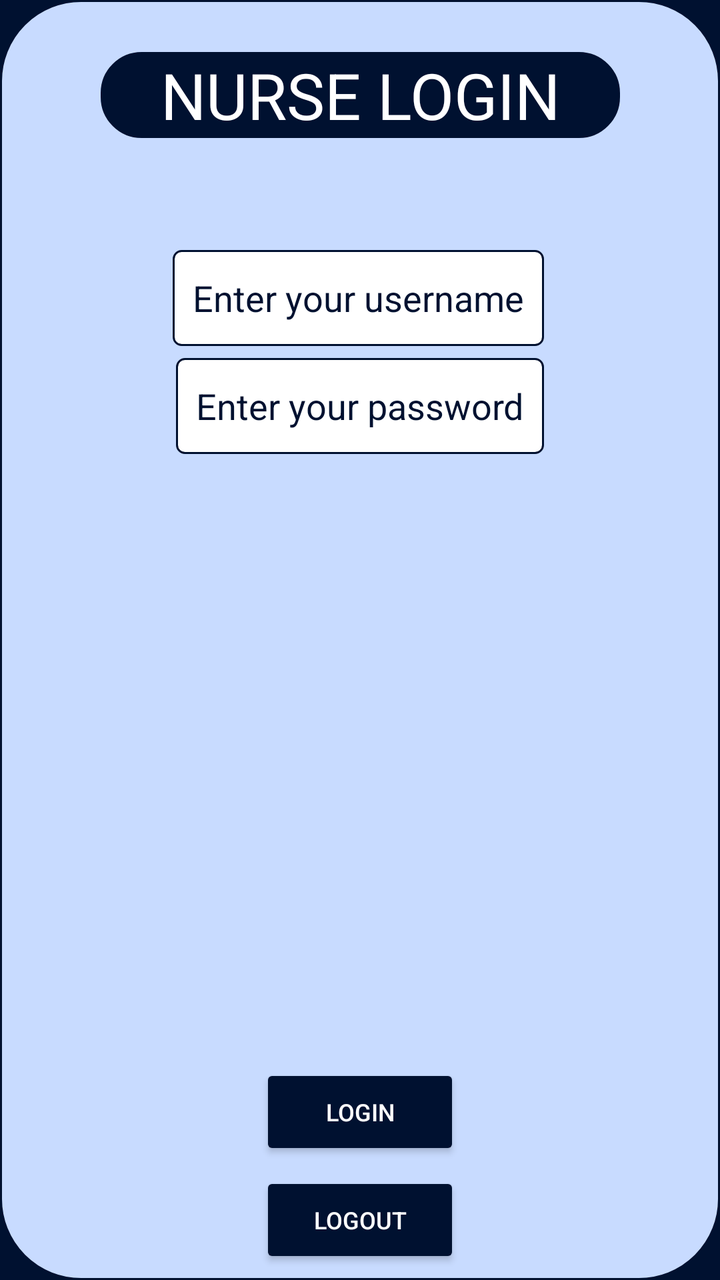
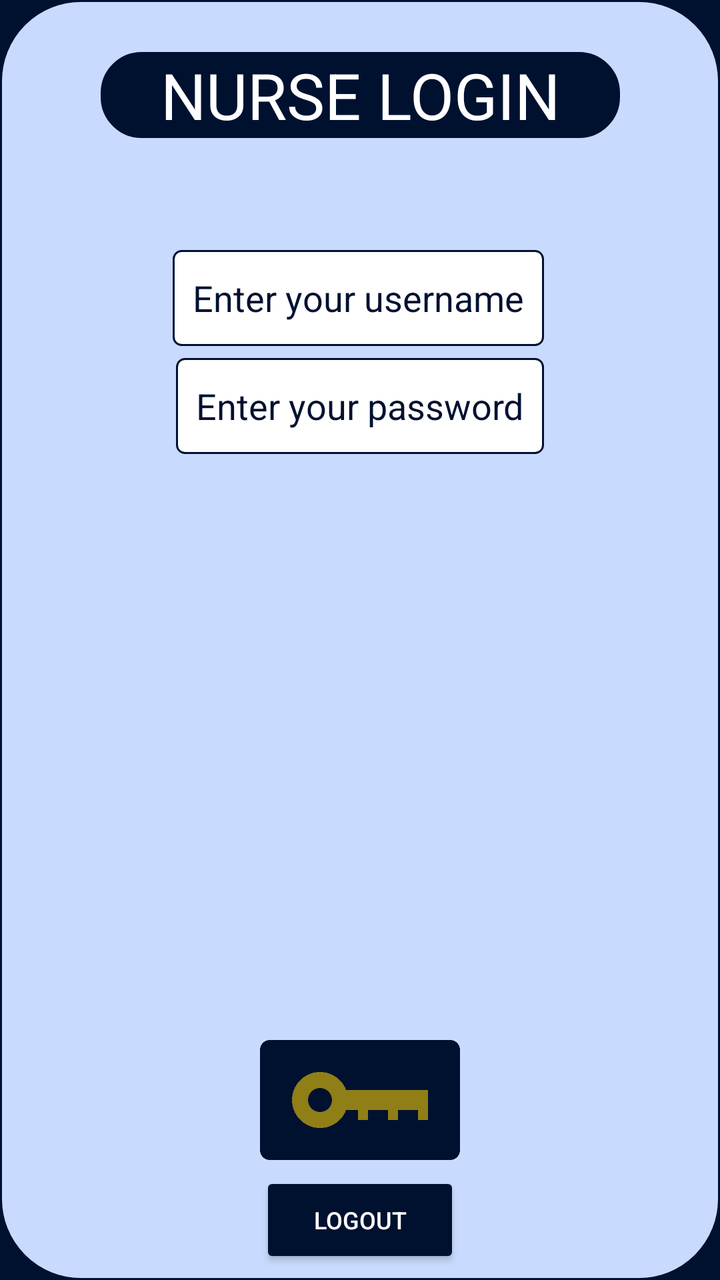

Screens rendered from an Android XML layout before and after an edit, with the pre-edit source and the edit as a unified diff.
<!-- AndroidManifest.xml: activity theme Theme.Alexandermaynard_COMP304Lab3_Ex1 -->
<!-- res/layout/activity_login.xml -->
<?xml version="1.0" encoding="utf-8"?>
<androidx.constraintlayout.widget.ConstraintLayout xmlns:android="http://schemas.android.com/apk/res/android"
    xmlns:app="http://schemas.android.com/apk/res-auto"
    xmlns:tools="http://schemas.android.com/tools"
    android:id="@+id/login"
    android:layout_width="match_parent"
    android:layout_height="match_parent"
    style="@style/activity_frame_layout_margin"
    android:background="@drawable/content_frame_border"
    tools:context=".LoginActivity">

    
    <TextView
        android:id="@+id/login_title"
        style="@style/title_text"
        android:text="@string/login_page_title"
        android:background="@drawable/title_border"
        app:layout_constraintEnd_toEndOf="parent"
        app:layout_constraintStart_toStartOf="parent"
        app:layout_constraintTop_toTopOf="parent" />

    
    <EditText
        android:id="@+id/nurse_username_entry"
        style="@style/center_edit_text"
        android:layout_height="48dp"
        android:layout_marginTop="56dp"
        android:autofillHints="enter your username"
        android:hint="@string/login_username_hint"
        android:inputType="numberPassword"
        app:layout_constraintEnd_toEndOf="parent"
        app:layout_constraintHorizontal_bias="0.495"
        app:layout_constraintStart_toStartOf="parent"
        android:background="@drawable/edit_text_border"
        app:layout_constraintTop_toBottomOf="@+id/login_title" />

    
    <EditText
        android:id="@+id/nurse_password_entry"
        style="@style/center_edit_text"
        android:layout_height="48dp"
        android:autofillHints="enter your password"
        android:hint="@string/login_password_hint"
        android:inputType="textPassword"
        android:textColor="@color/dark_blue"
        app:layout_constraintEnd_toEndOf="parent"
        app:layout_constraintStart_toStartOf="parent"
        android:background="@drawable/edit_text_border"
        app:layout_constraintTop_toBottomOf="@+id/nurse_username_entry" />

    
    <Button
        android:id="@+id/login_btn"
        style="@style/regular_button"
        android:text="@string/login_btn_text"
        app:layout_constraintBottom_toTopOf="@+id/logout_btn"
        app:layout_constraintEnd_toEndOf="parent"
        app:layout_constraintStart_toStartOf="parent" />

    
    <Button
        android:id="@+id/logout_btn"
        style="@style/regular_button"
        android:text="@string/logout_btn_text"
        app:layout_constraintBottom_toBottomOf="parent"
        app:layout_constraintEnd_toEndOf="parent"
        app:layout_constraintStart_toStartOf="parent" />

</androidx.constraintlayout.widget.ConstraintLayout>
<!-- resources referenced by this layout -->
<resources>
  <color name="dark_blue">#001130</color>
  <!-- drawable content_frame_border (drawable) -->
  <?xml version="1.0" encoding="utf-8"?>
  <shape xmlns:android="http://schemas.android.com/apk/res/android">
      
      <solid android:color="@color/light_blue"/>
      
      <corners android:radius="40dp"/>
      
      <stroke android:width="1dp" android:color="@color/dark_blue"/>
      
      <padding android:bottom="0dp" android:left="10dp" android:right="10dp" android:top="0dp"/>
  </shape>
  <!-- drawable edit_text_border (drawable) -->
  <?xml version="1.0" encoding="utf-8"?>
  <shape xmlns:android="http://schemas.android.com/apk/res/android">
      
      <solid android:color="@color/white"/>
      
      <corners android:radius="4dp"/>
      
      <stroke android:width="1dp" android:color="@color/dark_blue"/>
      
      <padding android:bottom="0dp" android:left="10dp" android:right="10dp" android:top="0dp"/>
  </shape>
  <!-- drawable title_border (drawable) -->
  <?xml version="1.0" encoding="utf-8"?>
  <shape xmlns:android="http://schemas.android.com/apk/res/android">
      
      <solid android:color="@color/dark_blue"/>
      
      <stroke android:width="1dp" android:color="@color/dark_blue"/>
      
      <corners android:radius="20dp"/>
      
      <padding android:bottom="0dp" android:left="30dp" android:right="30dp" android:top="0dp"/>
  </shape>
  <string name="login_btn_text">Login</string>
  <string name="login_page_title">NURSE LOGIN</string>
  <string name="login_password_hint">Enter your password</string>
  <string name="login_username_hint">Enter your username</string>
  <string name="logout_btn_text">Logout</string>
  <style name="activity_frame_layout_margin">
          <item name="android:layout_margin">10dp</item>
      </style>
  <style name="center_edit_text">
          <item name="android:layout_width">wrap_content</item>
          <item name="android:layout_height">48dp</item>
          <item name="android:textColorHint">@color/dark_blue</item>
          <item name="android:textColor">@color/dark_blue</item>
          <item name="android:layout_marginTop">6dp</item>
      </style>
  <style name="regular_button">
          <item name="android:layout_width">100dp</item>
          <item name="android:layout_height">48dp</item>
          <item name="android:textColor">@color/white</item>
          <item name="android:backgroundTint">@color/dark_blue</item>
          <item name="android:layout_marginBottom">6dp</item>
          <item name="android:textSize">12sp</item>
      </style>
  <style name="title_text">
          <item name="android:textSize">32sp</item>
          <item name="android:textColor">@color/white</item>
          <item name="android:textAlignment">center</item>
          <item name="android:layout_marginTop">26dp</item>
          <item name="layout_constraintVertical_bias">0.392</item>
          <item name="android:layout_width">wrap_content</item>
          <item name="android:layout_height">wrap_content</item>
      </style>
  <style name="Theme.Alexandermaynard_COMP304Lab3_Ex1" parent="Base.Theme.Alexandermaynard_COMP304Lab3_Ex1" />
  <color name="light_blue">#C8DBFF</color>
  <color name="white">#FFFFFFFF</color>
  <style name="Base.Theme.Alexandermaynard_COMP304Lab3_Ex1" parent="Theme.MaterialComponents.DayNight.DarkActionBar">
          
          <item name="colorPrimary">@color/dark_blue</item>
          <item name="colorSecondary">@color/white</item>
          <item name="android:textColor">@color/dark_blue</item>
          <item name="android:windowBackground">@color/dark_blue</item>
          <item name="android:textSize">18sp</item>
      </style>
</resources>

<!-- the commit's change to res/layout/activity_login.xml (unified diff, before → after) -->
@@ -49,10 +49,11 @@
         app:layout_constraintTop_toBottomOf="@+id/nurse_username_entry" />
 
     
-    <Button
+    <ImageButton
         android:id="@+id/login_btn"
-        style="@style/regular_button"
-        android:text="@string/login_btn_text"
+        style="@style/login_image_button"
+        android:background="@drawable/login_btn_image"
+        android:contentDescription="@string/login_button_content_description"
         app:layout_constraintBottom_toTopOf="@+id/logout_btn"
         app:layout_constraintEnd_toEndOf="parent"
         app:layout_constraintStart_toStartOf="parent" />
<!-- resource entries referenced after the edit -->
@@ -25,6 +25,7 @@
       
       <padding android:bottom="0dp" android:left="10dp" android:right="10dp" android:top="0dp"/>
   </shape>
+  <!-- drawable login_btn_image: png bitmap (drawable, 2221 bytes) -->
   <!-- drawable title_border (drawable) -->
   <?xml version="1.0" encoding="utf-8"?>
   <shape xmlns:android="http://schemas.android.com/apk/res/android">
@@ -37,7 +38,7 @@
       
       <padding android:bottom="0dp" android:left="30dp" android:right="30dp" android:top="0dp"/>
   </shape>
-  <string name="login_btn_text">Login</string>
+  <string name="login_button_content_description">Login button with a key image</string>
   <string name="login_page_title">NURSE LOGIN</string>
   <string name="login_password_hint">Enter your password</string>
   <string name="login_username_hint">Enter your username</string>
@@ -51,6 +52,12 @@
           <item name="android:textColorHint">@color/dark_blue</item>
           <item name="android:textColor">@color/dark_blue</item>
           <item name="android:layout_marginTop">6dp</item>
+      </style>
+  <style name="login_image_button">
+          <item name="android:layout_width">100dp</item>
+          <item name="android:layout_height">60dp</item>
+          <item name="android:layout_marginBottom">6dp</item>
+          <item name="android:textSize">12sp</item>
       </style>
   <style name="regular_button">
           <item name="android:layout_width">100dp</item>
